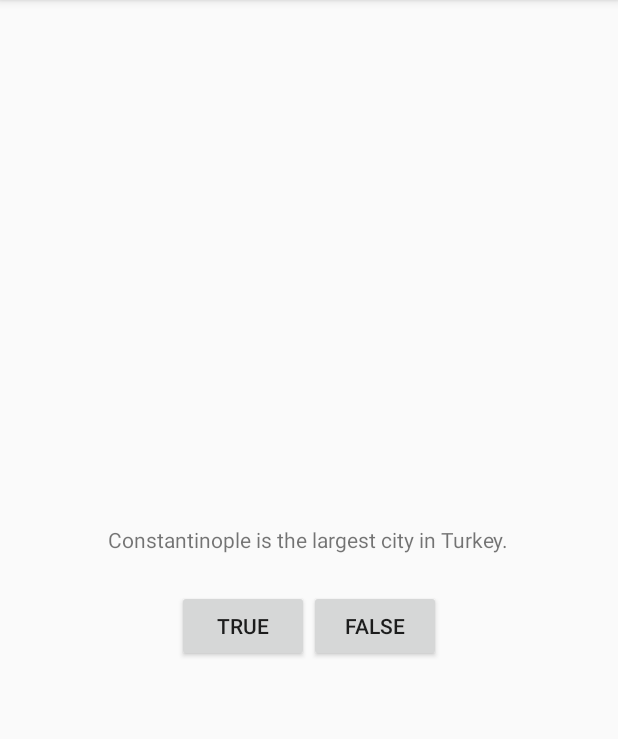
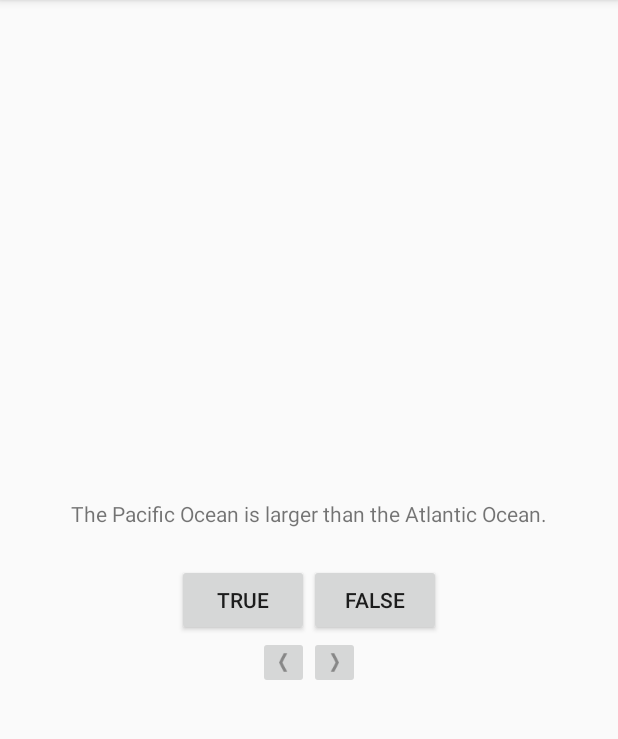
Before and after one commit to FulChou/IOS_er, an Android app: the screen it shows after launch (MainActivity), on a phone screen of 412 x 824 dp, the part 84-823 px from its top. Run offline under Robolectric (Android 15) with nearby library versions, the phone set to English and light mode, and no system bars.

Commit message:
study andorid 第二章，添加图片，使用imageButton

```diff
--- a/Android/GeoQuiz/app/src/main/java/com/example/geoquiz/MainActivity.java
+++ b/Android/GeoQuiz/app/src/main/java/com/example/geoquiz/MainActivity.java
@@ -5,11 +5,49 @@ import androidx.appcompat.app.AppCompatActivity;
 import android.os.Bundle;
 import android.view.View;
 import android.widget.Button;
+import android.widget.ImageButton;
+import android.widget.TextView;
 import android.widget.Toast;
 
 public class MainActivity extends AppCompatActivity {
     private Button mTrueButton;
     private Button mFalseButton;
+
+    private Button mNextButton;
+    private Button mPreviewButton;
+
+    private ImageButton mNextImageBtn;
+    private ImageButton mPreviewImageBtn;
+
+    private TextView mQuestionTextView;
+
+
+    private Question[] mQuestionBank = new Question[]{
+            new Question(R.string.question_oceans, true),
+            new Question(R.string.question_mideast, false),
+            new Question(R.string.question_africa, false),
+            new Question(R.string.question_americas, true),
+            new Question(R.string.question_asia, true),
+    };
+    private int mCurrentIndex = 0;
+
+    public void updateQuestionView() {
+        int questionId = mQuestionBank[mCurrentIndex].getTextResId();
+        mQuestionTextView.setText(questionId);
+    }
+
+    private void checkAnswer(boolean userPressedTrue) {
+        boolean answerIsTrue = mQuestionBank[mCurrentIndex].isAnswerTrue();
+        int messageResId = 0;
+        if (userPressedTrue == answerIsTrue) {
+            messageResId = R.string.correct_toast;
+        } else {
+            messageResId = R.string.incorrect_toast;
+        }
+        // 中间那个是要显示的字符串id
+        Toast.makeText(this, messageResId, Toast.LENGTH_SHORT)
+                .show();
+    }
 
     @Override
     protected void onCreate(Bundle savedInstanceState) {
@@ -19,23 +57,61 @@ public class MainActivity extends AppCompatActivity {
 
         mTrueButton = (Button) findViewById(R.id.true_button);
         mFalseButton = (Button) findViewById(R.id.false_button);
+        mQuestionTextView = (TextView) findViewById(R.id.question_text_view);
+//        mNextButton = (Button) findViewById(R.id.next_button);
+//        mPreviewButton = (Button) findViewById(R.id.preview_button);
+
+        mPreviewImageBtn = (ImageButton) findViewById(R.id.preview_image_btn);
+        mNextImageBtn = (ImageButton) findViewById(R.id.next_image_btn);
+
+
+        updateQuestionView();
 
         mTrueButton.setOnClickListener(new View.OnClickListener() {
             @Override
             public void onClick(View v) {
                 // Does nothing yet, but soon!
-                System.out.println("click button");
-                Toast.makeText(MainActivity.this,R.string.correct_toast,Toast.LENGTH_SHORT).show();
+                //System.out.println("click button");
+                // Toast.makeText(MainActivity.this,R.string.correct_toast,Toast.LENGTH_SHORT).show();
+                checkAnswer(true);
+            }
+        });
+
+        mQuestionTextView.setOnClickListener(new View.OnClickListener() {
+            @Override
+            public void onClick(View view) {
+                mCurrentIndex = (mCurrentIndex + 1) % mQuestionBank.length;
+                updateQuestionView();
+            }
+        });
+
+        mFalseButton.setOnClickListener(new View.OnClickListener() {
+            @Override
+            public void onClick(View view) {
+//                Toast.makeText(MainActivity.this,
+//                        R.string.incorrect_toast,
+//                        Toast.LENGTH_SHORT).show();
+
+                checkAnswer(false);
 
             }
         });
-
-        mFalseButton.setOnClickListener(new View.OnClickListener(){
+        mNextImageBtn.setOnClickListener(new View.OnClickListener() {
             @Override
             public void onClick(View view) {
-                Toast.makeText(MainActivity.this,
-                        R.string.incorrect_toast,
-                        Toast.LENGTH_SHORT).show();
+                mCurrentIndex = (mCurrentIndex + 1) % mQuestionBank.length;
+                updateQuestionView();
+//                int question = mQuestionBank[mCurrentIndex].getTextResId();
+//                mQuestionTextView.setText(question);
+            }
+        });
+        mPreviewImageBtn.setOnClickListener(new View.OnClickListener() {
+            @Override
+            public void onClick(View view) {
+                // 不能一直后退
+                mCurrentIndex = (mCurrentIndex - 1) % mQuestionBank.length;
+//                System.out.println(mCurrentIndex);
+                updateQuestionView();
             }
         });
 
--- /dev/null
+++ b/Android/GeoQuiz/app/src/main/java/com/example/geoquiz/Question.java
@@ -0,0 +1,27 @@
+package com.example.geoquiz;
+
+public class Question {
+
+    private int mTextResId;
+    private boolean mAnswerTrue;
+    public Question(int textResId, boolean answerTrue) {
+        mTextResId = textResId;
+        mAnswerTrue = answerTrue;
+    }
+
+    public int getTextResId() {
+        return mTextResId;
+    }
+
+    public void setTextResId(int textResId) {
+        mTextResId = textResId;
+    }
+
+    public boolean isAnswerTrue() {
+        return mAnswerTrue;
+    }
+
+    public void setAnswerTrue(boolean answerTrue) {
+        mAnswerTrue = answerTrue;
+    }
+}
--- a/Android/GeoQuiz/app/src/main/res/layout/activity_main.xml
+++ b/Android/GeoQuiz/app/src/main/res/layout/activity_main.xml
@@ -1,20 +1,8 @@
 <?xml version="1.0" encoding="utf-8"?>
 
-<!--<androidx.constraintlayout.widget.ConstraintLayout xmlns:android="http://schemas.android.com/apk/res/android"-->
-    <!--xmlns:app="http://schemas.android.com/apk/res-auto"-->
-    <!--xmlns:tools="http://schemas.android.com/tools"-->
-    <!--android:layout_width="match_parent"-->
-    <!--android:layout_height="match_parent"-->
-    <!--tools:context=".MainActivity">-->
+<!--<androidx.constraintlayout.widget.ConstraintLayout xmlns:android="http://schemas.android.com/apk/res/android"--><!--xmlns:app="http://schemas.android.com/apk/res-auto"--><!--xmlns:tools="http://schemas.android.com/tools"--><!--android:layout_width="match_parent"--><!--android:layout_height="match_parent"--><!--tools:context=".MainActivity">-->
 
-    <!--<TextView-->
-        <!--android:layout_width="wrap_content"-->
-        <!--android:layout_height="wrap_content"-->
-        <!--android:text="Hello World!"-->
-        <!--app:layout_constraintBottom_toBottomOf="parent"-->
-        <!--app:layout_constraintLeft_toLeftOf="parent"-->
-        <!--app:layout_constraintRight_toRightOf="parent"-->
-        <!--app:layout_constraintTop_toTopOf="parent" />-->
+<!--<TextView--><!--android:layout_width="wrap_content"--><!--android:layout_height="wrap_content"--><!--android:text="Hello World!"--><!--app:layout_constraintBottom_toBottomOf="parent"--><!--app:layout_constraintLeft_toLeftOf="parent"--><!--app:layout_constraintRight_toRightOf="parent"--><!--app:layout_constraintTop_toTopOf="parent" />-->
 
 <!--</androidx.constraintlayout.widget.ConstraintLayout>-->
 
@@ -22,22 +10,25 @@
     android:layout_width="match_parent"
     android:layout_height="match_parent"
     android:gravity="center"
-    android:orientation="vertical" >
+    android:orientation="vertical">
+
     <TextView
+        android:id="@+id/question_text_view"
         android:layout_width="wrap_content"
         android:layout_height="wrap_content"
-        android:padding="24dp"
-        android:text="@string/question_text" />
+        android:padding="24dp" />
 
     <LinearLayout
         android:layout_width="wrap_content"
         android:layout_height="wrap_content"
-        android:orientation="horizontal" >
+        android:orientation="horizontal">
+
         <Button
             android:id="@+id/true_button"
             android:layout_width="wrap_content"
             android:layout_height="wrap_content"
             android:text="@string/true_button" />
+
         <Button
             android:id="@+id/false_button"
             android:layout_width="wrap_content"
@@ -45,4 +36,43 @@
             android:text="@string/false_button" />
 
     </LinearLayout>
+
+    <!-- 前后按钮-->
+    <LinearLayout
+        android:layout_width="wrap_content"
+        android:layout_height="wrap_content"
+        android:orientation="horizontal">
+
+        <!--<Button-->
+            <!--android:id="@+id/preview_button"-->
+            <!--android:layout_width="wrap_content"-->
+            <!--android:layout_height="wrap_content"-->
+            <!--android:drawableRight="@drawable/arrow_left"-->
+            <!--android:text="@string/preview_button" />-->
+
+        <!--<Button-->
+            <!--android:id="@+id/next_button"-->
+            <!--android:layout_width="wrap_content"-->
+            <!--android:layout_height="wrap_content"-->
+            <!--android:drawableRight="@drawable/arrow_right"-->
+            <!--android:text="@string/next_button" />-->
+
+        <androidx.appcompat.widget.AppCompatImageButton
+            android:id="@+id/preview_image_btn"
+            android:layout_width="wrap_content"
+            android:layout_height="wrap_content"
+            android:src="@drawable/arrow_left"
+            android:contentDescription="这是按钮，点击到上一个问题"/>
+
+        <androidx.appcompat.widget.AppCompatImageButton
+            android:id="@+id/next_image_btn"
+            android:layout_width="wrap_content"
+            android:layout_height="wrap_content"
+            android:src="@drawable/arrow_right"
+            android:contentDescription="这是按钮，点击到下一个问题"/>
+
+
+    </LinearLayout>
+
+
 </LinearLayout>
--- a/Android/GeoQuiz/app/src/main/res/values/strings.xml
+++ b/Android/GeoQuiz/app/src/main/res/values/strings.xml
@@ -1,11 +1,24 @@
 <resources>
     <string name="app_name">GeoQuiz</string>
-    <string name="question_text">
- Constantinople is the largest city in Turkey.
- </string>
+
+    <!--<string name="question_text">-->
+ <!--Constantinople is the largest city in Turkey.-->
+ <!--</string>-->
 
     <string name="true_button">TRUE</string>
     <string name="false_button">FALSE</string>
     <string name="correct_toast">Correct!</string>
     <string name="incorrect_toast">Incorrect!</string>
+    <string name="next_button">Next</string>
+    <string name="preview_button">PreView</string>
+
+    <string name="question_oceans">The Pacific Ocean is larger than
+the Atlantic Ocean.</string>
+    <string name="question_mideast">The Suez Canal connects the Red Sea
+and the Indian Ocean.</string>
+    <string name="question_africa">The source of the Nile River is in Egypt.</string>
+    <string name="question_americas">The Amazon River is the longest river in the Americas.</string>
+    <string name="question_asia">Lake Baikal is the world\'s oldest and deepest
+freshwater lake.</string>
+
 </resources>
```
Also changed, not shown: Android/GeoQuiz/app/src/main/res/drawable-mdpi/arrow_left.png (added), Android/GeoQuiz/app/src/main/res/drawable-mdpi/arrow_right.png (added), Android/GeoQuiz/app/src/main/res/drawable-xhdpi/arrow_left.png (added), Android/GeoQuiz/app/src/main/res/drawable-xhdpi/arrow_right.png (added), Android/GeoQuiz/app/src/main/res/drawable-xxhdpi/arrow_left.png (added), Android/GeoQuiz/app/src/main/res/drawable-xxhdpi/arrow_right.png (added), 1 other file.
